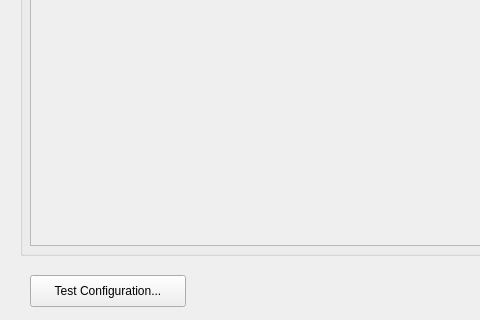
Above: vkconfig/dlgprofileeditor.ui from LunarG/VulkanTools before the change; both pictures show x 0 to 480 and y 365 to 685 of the 745 by 685 pixel window. Below: the same form after it.
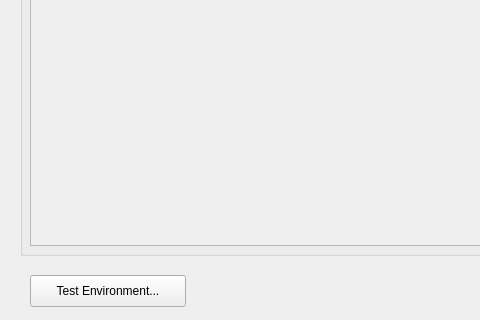
That is the form after the change.

Patch:
```diff
--- a/vkconfig/dlgprofileeditor.ui
+++ b/vkconfig/dlgprofileeditor.ui
@@ -85,7 +85,7 @@
     </rect>
    </property>
    <property name="text">
-    <string>Test Configuration...</string>
+    <string>Test Environment...</string>
    </property>
   </widget>
   <widget class="QToolButton" name="toolButtonDown">
```
Left out of the diff: 2 changed lines with no effect on the pictures.
